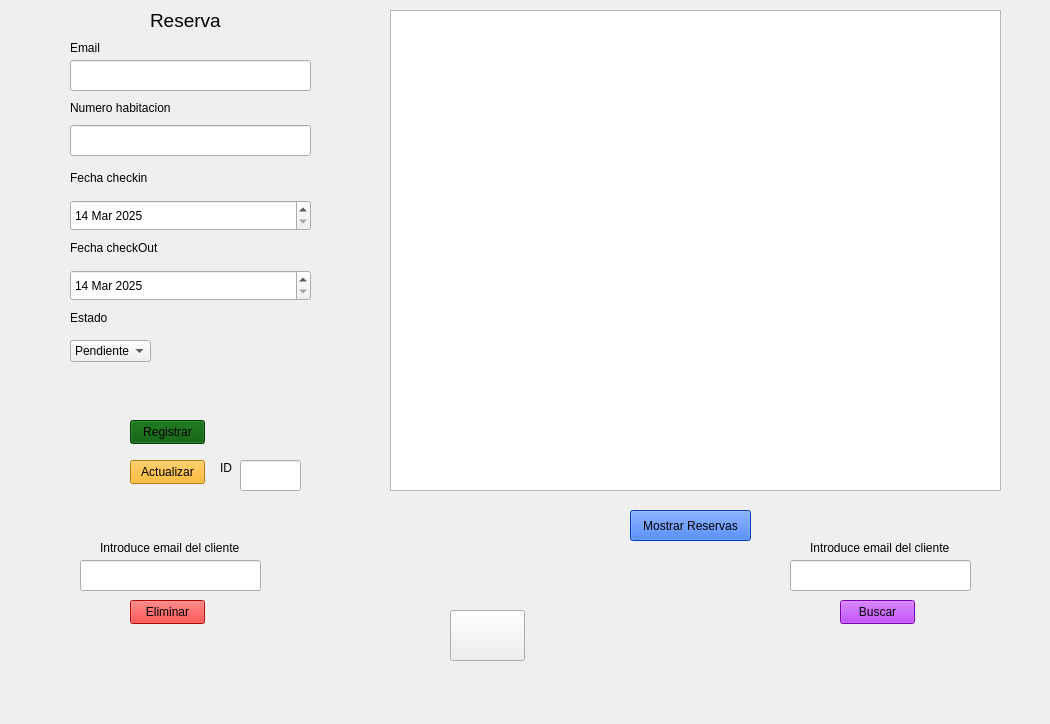
Old version of the form reserva/reservas.ui in the repository smorcor744/pyQT.
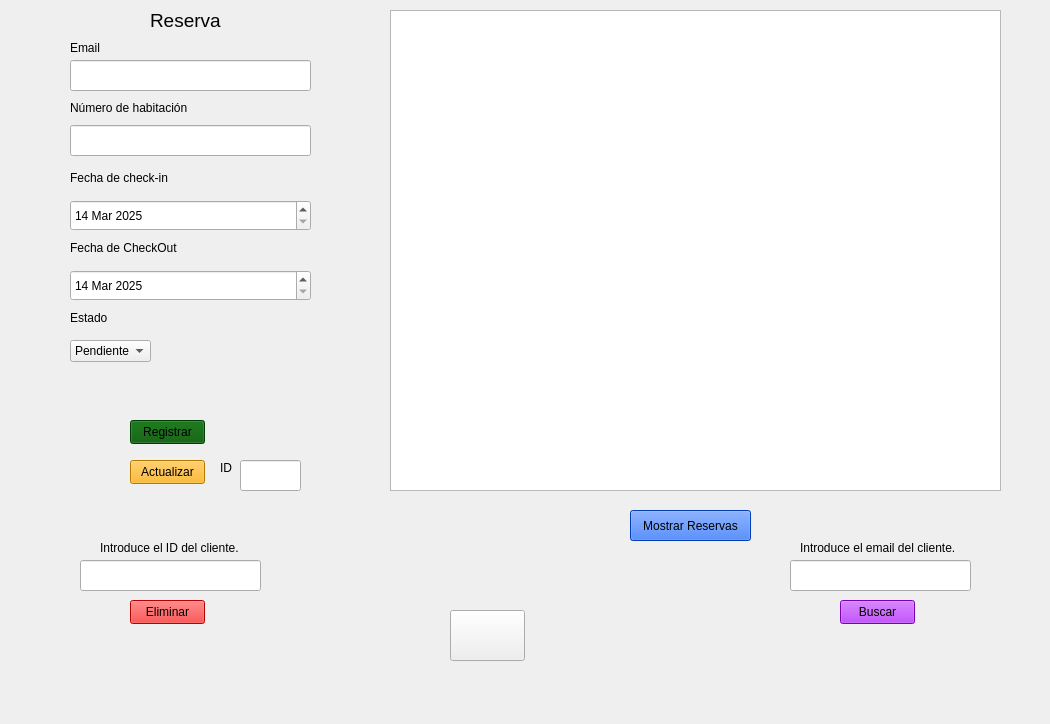
New version of the form. Icons and pictures are not drawn.

The edit to the form file:
```diff
--- a/reserva/reservas.ui
+++ b/reserva/reservas.ui
@@ -46,12 +46,12 @@
      <rect>
       <x>70</x>
       <y>100</y>
-      <width>111</width>
+      <width>141</width>
       <height>16</height>
      </rect>
     </property>
     <property name="text">
-     <string>Numero habitacion</string>
+     <string>Número de habitación</string>
     </property>
    </widget>
    <widget class="QLabel" name="label_3">
@@ -59,12 +59,12 @@
      <rect>
       <x>70</x>
       <y>170</y>
-      <width>81</width>
+      <width>161</width>
       <height>16</height>
      </rect>
     </property>
     <property name="text">
-     <string>Fecha checkin</string>
+     <string>Fecha de check-in</string>
     </property>
    </widget>
    <widget class="QLabel" name="label_4">
@@ -72,12 +72,12 @@
      <rect>
       <x>70</x>
       <y>240</y>
-      <width>91</width>
+      <width>141</width>
       <height>16</height>
      </rect>
     </property>
     <property name="text">
-     <string>Fecha checkOut</string>
+     <string>Fecha de CheckOut</string>
     </property>
    </widget>
    <widget class="QLabel" name="label_5">
@@ -191,7 +191,7 @@
      </rect>
     </property>
     <property name="text">
-     <string>Introduce email del cliente</string>
+     <string>Introduce el ID del cliente.</string>
     </property>
    </widget>
    <widget class="QPushButton" name="bt_eliminar_reservas">
@@ -281,14 +281,14 @@
    <widget class="QLabel" name="label_9">
     <property name="geometry">
      <rect>
-      <x>810</x>
+      <x>800</x>
       <y>540</y>
-      <width>141</width>
+      <width>171</width>
       <height>16</height>
      </rect>
     </property>
     <property name="text">
-     <string>Introduce email del cliente</string>
+     <string>Introduce el email del cliente.</string>
     </property>
    </widget>
    <widget class="QPushButton" name="bt_buscar_reserva">
```
Left out of the diff: 8 changed lines with no effect on the pictures.
